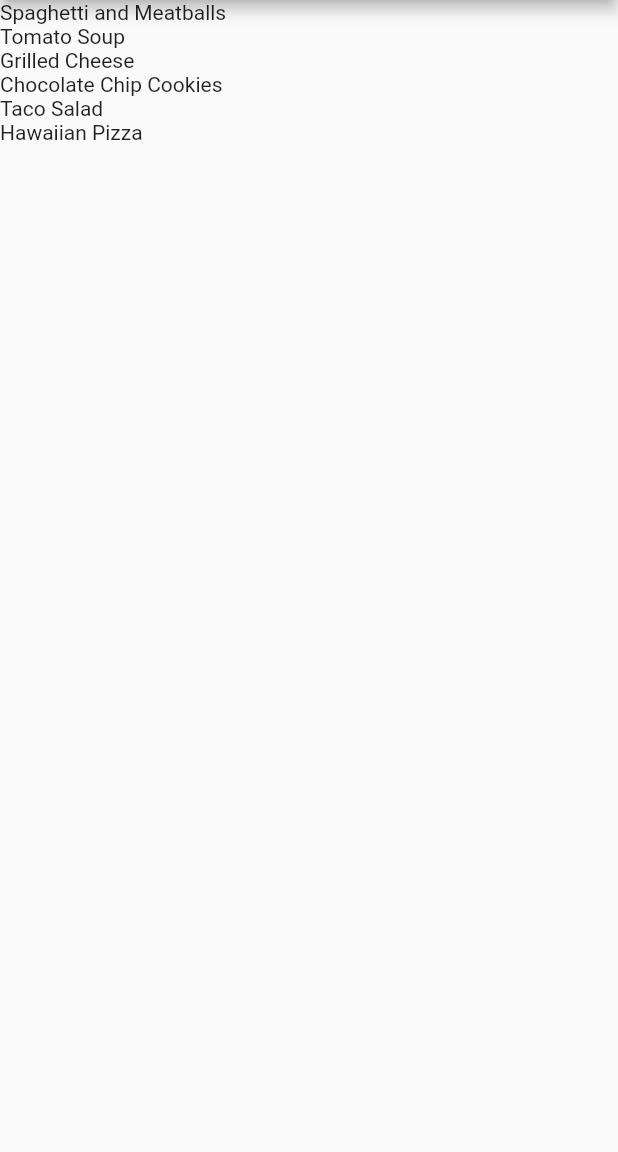
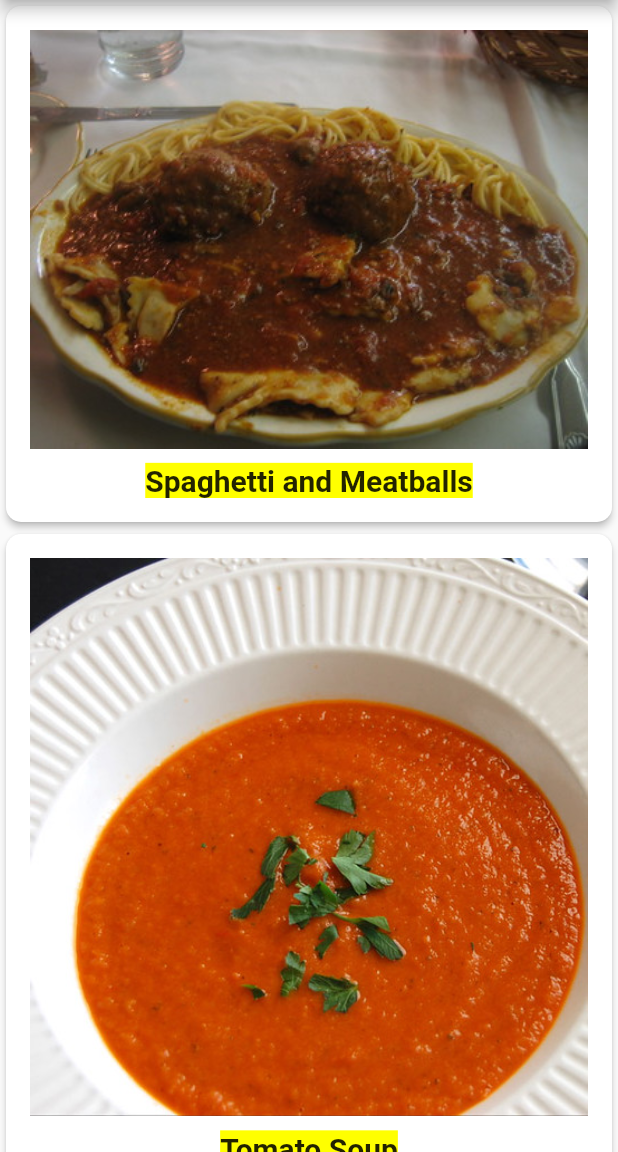
Before and after one commit to cherielum/FlutterApprentice, a Flutter app: the screen it shows after launch, on a phone screen of 412 x 824 dp, the part 84-1236 px from its top. Run offline on Flutter 3.47's test engine with Material 2 defaults, Android fonts, the phone set to English and light mode, and no system bars; Roboto replaces fonts that are missing (Palatine).

Commit message:
recipe app updated

```diff
--- a/recipes/lib/main.dart
+++ b/recipes/lib/main.dart
@@ -1,5 +1,8 @@
 import 'package:flutter/material.dart';
+import 'package:flutter/rendering.dart';
 import 'recipe.dart';
+import 'recipe_detail.dart';
+
 
 void main() {
   runApp(const RecipeApp());
@@ -69,15 +72,66 @@ class _MyHomePageState extends State<MyHomePage> {
           // 6
           itemBuilder: (BuildContext context, int index) {
             // 7
-            // TODO: Update to return Recipe card
+            // 7
+            return GestureDetector(
+              // 8
+              onTap: () {
+                // 9
+                Navigator.push(
+                  context,
+                  MaterialPageRoute(
+                    builder: (context) {
+                      // 10
+                      return RecipeDetail(recipe: Recipe.samples[index]);
+                      return Text('Detail page');
+                    },
+                  ),
+                );
+              },
+              // 11
+              child: buildRecipeCard(Recipe.samples[index]),
+            );
+
+            return buildRecipeCard(Recipe.samples[index]);
+
             return Text(Recipe.samples[index].label);
-  },
-),
-
-
+          },
         ),
+      ),
     );
   }
 
-  // TODO: Add buildRecipeCard() here
+  Widget buildRecipeCard(Recipe recipe) {
+    return Card(
+      // 1
+      elevation: 2.0,
+      // 2
+      shape: RoundedRectangleBorder(
+          borderRadius: BorderRadius.circular(10.0)),
+      // 3
+      child: Padding(
+        padding: const EdgeInsets.all(16.0),
+        // 4
+        child: Column(
+          children: <Widget>[
+            Image(image: AssetImage(recipe.imageUrl)),
+            // 5
+            const SizedBox(
+              height: 10.0,
+            ),
+            // 6
+            Text(
+              recipe.label,
+              style: const TextStyle(
+                fontSize: 20.0,
+                fontWeight: FontWeight.w700,
+                fontFamily: 'Palatine',
+                backgroundColor: Colors.yellowAccent,
+              ),
+            )
+          ],
+        ),
+      ),
+    );
+  }
 }
--- a/recipes/lib/recipe.dart
+++ b/recipes/lib/recipe.dart
@@ -1,39 +1,88 @@
 class Recipe {
   String label;
   String imageUrl;
-  // TODO: Add servings and ingredients here
+  int servings;
+  List<Ingredient> ingredients;
 
   Recipe(
       this.label,
       this.imageUrl,
+      this.servings,
+      this.ingredients,
       );
+
   static List<Recipe> samples = [
     Recipe(
       'Spaghetti and Meatballs',
       'assets/2126711929_ef763de2b3_w.jpg',
+      4,
+      [
+        Ingredient(1, 'box', 'Spaghetti',),
+        Ingredient(4, '', 'Frozen Meatballs',),
+        Ingredient(0.5, 'jar', 'sauce',),
+      ],
     ),
     Recipe(
       'Tomato Soup',
       'assets/27729023535_a57606c1be.jpg',
+      2,
+      [
+        Ingredient(1, 'can', 'Tomato Soup',),
+      ],
     ),
     Recipe(
       'Grilled Cheese',
       'assets/3187380632_5056654a19_b.jpg',
+      1,
+      [
+        Ingredient(2, 'slices', 'Cheese',),
+        Ingredient(2, 'slices', 'Bread',),
+      ],
     ),
     Recipe(
       'Chocolate Chip Cookies',
       'assets/15992102771_b92f4cc00a_b.jpg',
+      24,
+      [
+        Ingredient(4, 'cups', 'flour',),
+        Ingredient(2, 'cups', 'sugar',),
+        Ingredient(0.5, 'cups', 'chocolate chips',),
+      ],
     ),
     Recipe(
       'Taco Salad',
       'assets/8533381643_a31a99e8a6_c.jpg',
+      1,
+      [
+        Ingredient(4, 'oz', 'nachos',),
+        Ingredient(3, 'oz', 'taco meat',),
+        Ingredient(0.5, 'cup', 'cheese',),
+        Ingredient(0.25, 'cup', 'chopped tomatoes',),
+      ],
     ),
     Recipe(
       'Hawaiian Pizza',
       'assets/15452035777_294cefced5_c.jpg',
+      4,
+      [
+        Ingredient(1, 'item', 'pizza',),
+        Ingredient(1, 'cup', 'pineapple',),
+        Ingredient(8, 'oz', 'ham',),
+      ],
     ),
   ];
 
+
 }
 
-// TODO: Add Ingredient() here
+class Ingredient {
+  double quantity;
+  String measure;
+  String name;
+
+  Ingredient(
+      this.quantity,
+      this.measure,
+      this.name,
+      );
+}
--- a/recipes/pubspec.yaml
+++ b/recipes/pubspec.yaml
@@ -61,8 +61,9 @@ flutter:
   # assets:
   #   - images/a_dot_burr.jpeg
   #   - images/a_dot_ham.jpeg
+
   assets:
-    - assets/
+  - assets/
 
 
   # An image asset can refer to one or more resolution-specific "variants", see
```
Also changed, not shown: recipes/lib/recipe_detail.dart (+96 -0 lines), recipes/assets/15452035777_294cefced5_c.jpg (added), recipes/assets/15992102771_b92f4cc00a_b.jpg (added), recipes/assets/2126711929_ef763de2b3_w.jpg (added), recipes/assets/27729023535_a57606c1be.jpg (added), recipes/assets/3187380632_5056654a19_b.jpg (added), recipes/assets/8533381643_a31a99e8a6_c.jpg (added), 2 other files. Lines whose indentation alone changed are shown as unchanged.
